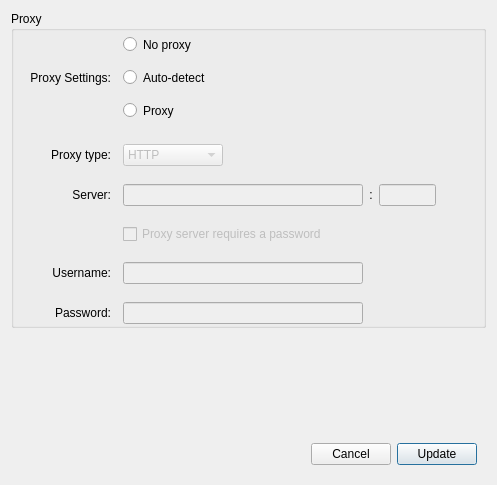
This is src/MEGASync/gui/linux/ProxySettings.ui in meganz/MEGAsync as Qt 5 draws it before an edit. The edited form follows.
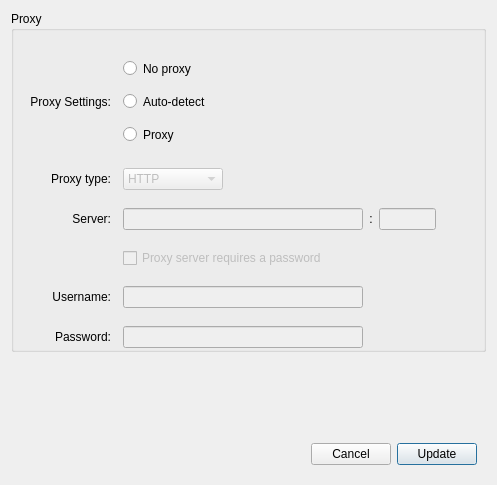
This is the edited form.

```diff
--- a/src/MEGASync/gui/linux/ProxySettings.ui
+++ b/src/MEGASync/gui/linux/ProxySettings.ui
@@ -42,7 +42,7 @@
        <number>16</number>
       </property>
       <property name="topMargin">
-       <number>0</number>
+       <number>24</number>
       </property>
       <property name="rightMargin">
        <number>9</number>
```
